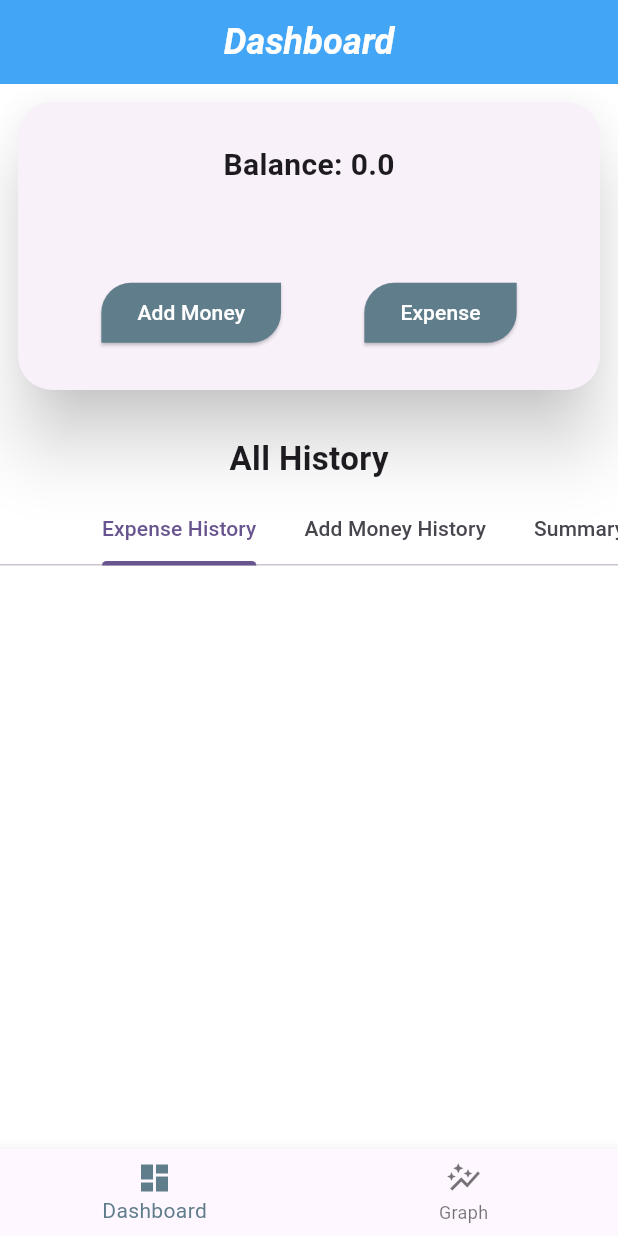
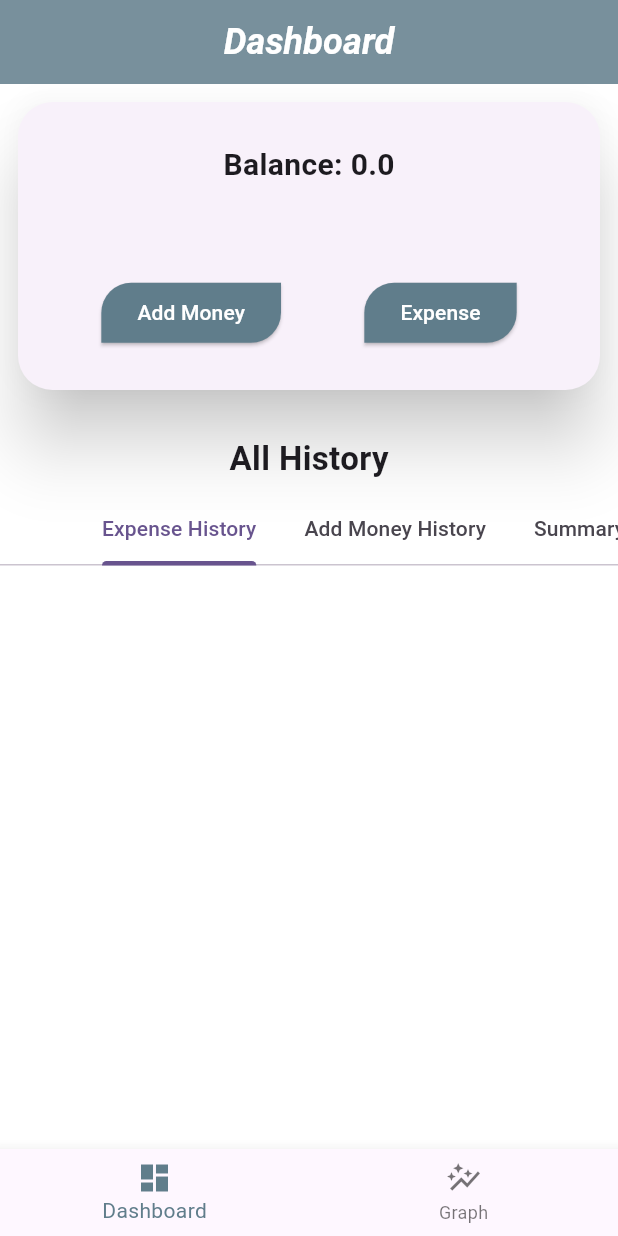
Before and after one commit to Nazib017/Money-Manager-App, a Flutter app: the screen it shows after launch, on a phone screen of 412 x 824 dp. Run offline on Flutter 3.47's test engine with Material 3 defaults, Android fonts, the phone set to English and light mode, and no system bars; our stand-ins replace fl_chart, get, hive, hive_flutter; missing offline and left inert: dart:ffi; accounts and stored records are empty.

Commit message:
Final commit.

```diff
--- a/lib/screens/homescreen.dart
+++ b/lib/screens/homescreen.dart
@@ -37,7 +37,7 @@ class HomeScreen extends StatelessWidget{
       appBar: AppBar(
 
         title: Text("Dashboard",style: TextStyle(color: Colors.white,fontSize: 24,fontStyle: FontStyle.italic,fontWeight: FontWeight.bold),),
-        backgroundColor: Colors.blue[400],
+        backgroundColor: Colors.blueGrey[400],
         centerTitle: true,
 
       ),
```
